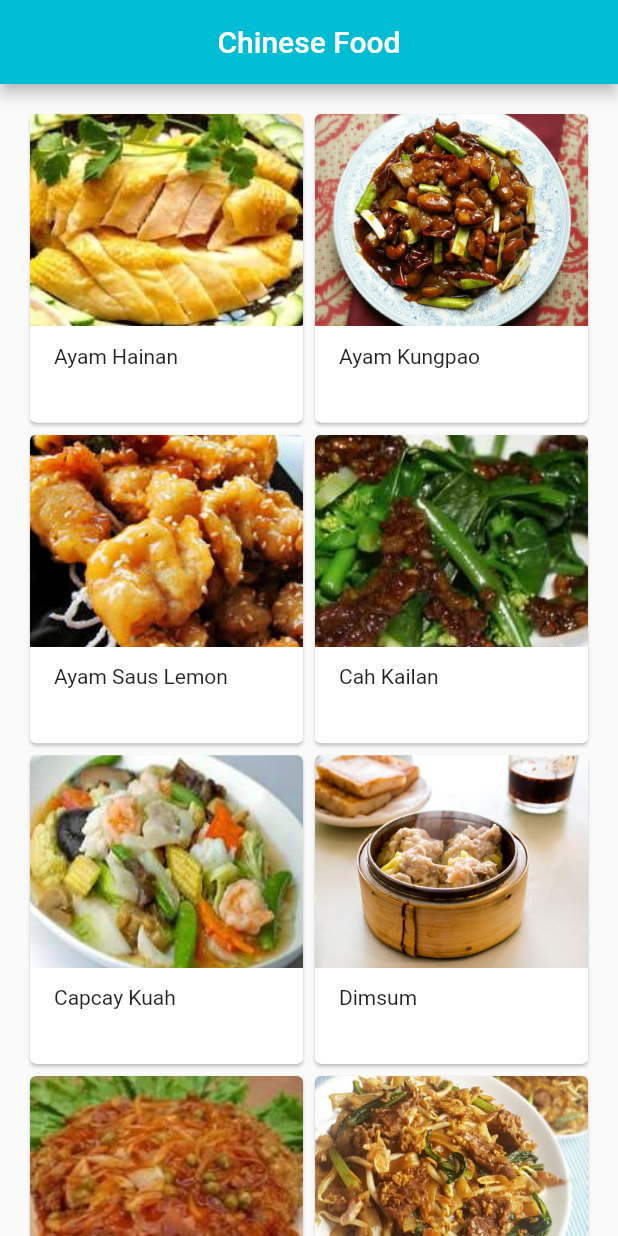
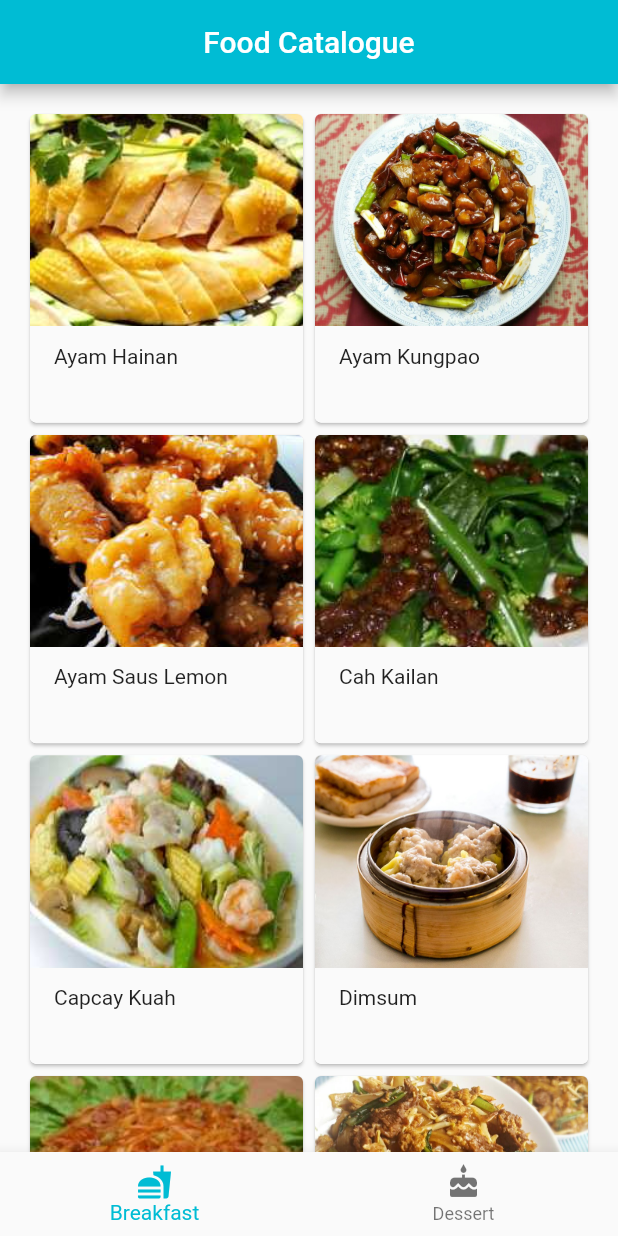
Before and after one commit to alvayonara/flutter-food-catalogue, a Flutter app: the screen it shows after launch, on a phone screen of 412 x 824 dp. Run offline on Flutter 3.47's test engine with Material 2 defaults, Android fonts, the phone set to English and light mode, and no system bars.

Commit message:
submission 2
all requirement completed.
(-) data for breakfast & dessert

```diff
--- /dev/null
+++ b/lib/breakfast/breakfast.dart
@@ -0,0 +1,74 @@
+import 'package:flutter/cupertino.dart';
+import 'package:flutter/material.dart';
+import 'package:flutter_submission_alvayonara/data/breakfastData.dart';
+import 'package:flutter_submission_alvayonara/model/breakfastModel.dart';
+
+import 'breakfastDetail.dart';
+
+class Breakfast extends StatelessWidget {
+  final List<breakfastModel> breakfastList = getBreakfastData();
+
+  List<Card> _buildGridBreakfast(BuildContext context) {
+    var count = breakfastList.length;
+
+    List<Card> card = List.generate(
+        count,
+        (int index) => Card(
+            clipBehavior: Clip.antiAlias,
+            child: Hero(
+                tag: breakfastList[index].name,
+                child: Material(
+                  child: InkWell(
+                    onTap: () {
+                      Navigator.push(
+                        context,
+                        MaterialPageRoute(
+                          builder: (context) => DetailScreen(
+                            name: breakfastList[index].name,
+                            image: breakfastList[index].image,
+                            ingredient: breakfastList[index].ingredient,
+                          ),
+                        ),
+                      );
+                    },
+                    child: Column(
+                      crossAxisAlignment: CrossAxisAlignment.start,
+                      children: <Widget>[
+                        AspectRatio(
+                          aspectRatio: 18.0 / 14.0,
+                          child: Image.asset(
+                            'assets/images/' + breakfastList[index].image,
+                            fit: BoxFit.fitWidth,
+                          ),
+                        ),
+                        Padding(
+                          padding: EdgeInsets.fromLTRB(16.0, 12.0, 16.0, 1.0),
+                          child: Column(
+                            crossAxisAlignment: CrossAxisAlignment.start,
+                            children: <Widget>[
+                              Text(
+                                breakfastList[index].name,
+                              ),
+                              SizedBox(height: 8.0),
+                            ],
+                          ),
+                        ),
+                      ],
+                    ),
+                  ),
+                ))));
+    return card;
+  }
+
+  @override
+  Widget build(BuildContext context) {
+    return Scaffold(
+      body: GridView.count(
+        crossAxisCount: 2,
+        padding: EdgeInsets.all(16.0),
+        childAspectRatio: 8.0 / 9.0,
+        children: _buildGridBreakfast(context),
+      ),
+    );
+  }
+}
--- /dev/null
+++ b/lib/breakfast/breakfastDetail.dart
@@ -0,0 +1,81 @@
+import 'package:flutter/cupertino.dart';
+import 'package:flutter/material.dart';
+
+class DetailScreen extends StatelessWidget {
+  DetailScreen({Key key, this.name, this.image, this.ingredient})
+      : super(key: key);
+  final String name, image, ingredient;
+
+  @override
+  Widget build(BuildContext context) {
+    final imageBreakfast = Hero(
+        tag: name,
+        child: Material(
+          child: InkWell(
+            child: Padding(
+              padding: EdgeInsets.all(16.0),
+              child: CircleAvatar(
+                radius: 72.0,
+                backgroundColor: Colors.transparent,
+                backgroundImage: AssetImage('assets/images/' + image),
+              ),
+            ),
+          ),
+        ));
+
+    final nameBreakfast = Padding(
+      padding: EdgeInsets.fromLTRB(8.0, 8.0, 8.0, 36.0),
+      child: Text(
+        name,
+        style: TextStyle(fontSize: 24.0, color: Colors.black54),
+      ),
+    );
+
+    final divider = Divider(
+      color: Colors.black12,
+    );
+
+    final ingredientBreakfastText = Padding(
+      padding: EdgeInsets.fromLTRB(8.0, 10.0, 8.0, 2.0),
+      child: Text(
+        'Ingredients',
+        style: TextStyle(
+            fontSize: 18.0, color: Colors.black38, fontWeight: FontWeight.bold),
+      ),
+    );
+
+    final ingredientBreakfast = Padding(
+        padding: EdgeInsets.all(24.0),
+        child: Text(
+          ingredient,
+          style: TextStyle(fontSize: 14.0, color: Colors.black54),
+        ));
+
+    final body = SingleChildScrollView(
+      child: Container(
+        width: MediaQuery.of(context).size.width,
+        padding: EdgeInsets.all(28.0),
+        child: Column(
+          children: <Widget>[
+            imageBreakfast,
+            nameBreakfast,
+            divider,
+            ingredientBreakfastText,
+            ingredientBreakfast,
+          ],
+        ),
+      ),
+    );
+
+    return Scaffold(
+      appBar: AppBar(
+          title: Text('Breakfast Details'),
+          backgroundColor: Colors.cyan,
+          leading: IconButton(
+            icon: Icon(Icons.arrow_back),
+            onPressed: () => Navigator.pop(context, false),
+          )),
+      body: body,
+    );
+  }
+}
--- a/lib/food_data.dart
+++ b/lib/data/breakfastData.dart
@@ -1,11 +1,11 @@
-import 'package:flutter_submission_alvayonara/model/food.dart';
+import 'package:flutter_submission_alvayonara/model/breakfastModel.dart';
 
-List<food> getFoodData() {
+List<breakfastModel> getBreakfastData() {
   return [
-    food(
-      nama: 'Ayam Hainan',
-      gambar: 'ayam-hainan.jpg',
-      bahanbaku: '1 ekor ayam kampung, bersihkan\n'
+    breakfastModel(
+      name: 'Ayam Hainan',
+      image: 'ayam-hainan.jpg',
+      ingredient: '1 ekor ayam kampung, bersihkan\n'
           '3 batang daun bawang merah\n'
           '5 cm jahe, memarkan\n'
           '5 siung bawang putih, cincang halus\n'
@@ -17,10 +17,10 @@ List<food> getFoodData() {
           '1 sdt penyedap rasa\n'
           '5 sdm minyak wijen\n',
     ),
-    food(
-      nama: 'Ayam Kungpao',
-      gambar: 'ayam-kungpao.jpg',
-      bahanbaku: '500 gram fillet dada ayam, potong dadu\n'
+    breakfastModel(
+      name: 'Ayam Kungpao',
+      image: 'ayam-kungpao.jpg',
+      ingredient: '500 gram fillet dada ayam, potong dadu\n'
           '1 buah jeruk nipis, peras airnya\n'
           '1 sdm kecap asin\n'
           '1 sdt merica bubuk\n'
@@ -31,10 +31,10 @@ List<food> getFoodData() {
           '1 buah paprika\n'
           'kacang mede atau kacang tanah, sangrai',
     ),
-    food(
-      nama: 'Ayam Saus Lemon',
-      gambar: 'ayam-saus-lemon.jpg',
-      bahanbaku: '500 gram daging dada ayam fillet, potong sesuai selera\n'
+    breakfastModel(
+      name: 'Ayam Saus Lemon',
+      image: 'ayam-saus-lemon.jpg',
+      ingredient: '500 gram daging dada ayam fillet, potong sesuai selera\n'
           '1 siung bawang putih, haluskan\n'
           '1 sdt garam\n'
           '1 sdt merica bubuk\n'
@@ -46,20 +46,20 @@ List<food> getFoodData() {
           'Minyak goreng secukupnya\n'
           '1 sdm wijen',
     ),
-    food(
-      nama: 'Cah Kailan',
-      gambar: 'cah-kailan.jpg',
-      bahanbaku:
+    breakfastModel(
+      name: 'Cah Kailan',
+      image: 'cah-kailan.jpg',
+      ingredient:
           '500 g kailan, kupas kulit batang yang keras, buang daun tua, potong 5 cm\n'
           '4 siung bawang putih, kupas, memarkan\n'
           '4 cm jahe, pukul sampai pecah\n'
           '100 ml kaldu\n'
           '2 sdm minyak goreng',
     ),
-    food(
-      nama: 'Capcay Kuah',
-      gambar: 'capcay-kuah.jpg',
-      bahanbaku: '50 gr wortel, iris serong tipis\n'
+    breakfastModel(
+      name: 'Capcay Kuah',
+      image: 'capcay-kuah.jpg',
+      ingredient: '50 gr wortel, iris serong tipis\n'
           '100 gr kembang kol, iris per kuntumnya\n'
           '100 gr daun kol, iris 3x3 cm\n'
           '100 gr jamur merang, belah dua tiap kuntumnya\n'
@@ -73,10 +73,10 @@ List<food> getFoodData() {
           '2 buah tomat, potong menjadi 4 bagian\n'
           '200 ml air',
     ),
-    food(
-      nama: 'Dimsum',
-      gambar: 'dimsum.jpg',
-      bahanbaku: '25 lembar kulit siomay siap pakai\n'
+    breakfastModel(
+      name: 'Dimsum',
+      image: 'dimsum.jpg',
+      ingredient: '25 lembar kulit siomay siap pakai\n'
           '300 gram daging ayam atau babi, giling\n'
           '150 gram udang kupas, cincang kasar\n'
           '1 sdt jahe yang sudah diparut halus\n'
@@ -90,10 +90,10 @@ List<food> getFoodData() {
           '1 buah telur, ambil putihnya saja\n'
           '1 sdm tepung sagu',
     ),
-    food(
-      nama: 'Fuyunghai',
-      gambar: 'fuyunghai.jpg',
-      bahanbaku: '5 butir telur ayam\n'
+    breakfastModel(
+      name: 'Fuyunghai',
+      image: 'fuyunghai.jpg',
+      ingredient: '5 butir telur ayam\n'
           '150 gram daging kepiting kalengan\n'
           '100 gram kol, iris halus\n'
           '2 siung bawang putih\n'
@@ -101,10 +101,10 @@ List<food> getFoodData() {
           '1 sdt garam\n'
           'Minyak untuk menggoreng',
     ),
-    food(
-      nama: 'Kwetiau Goreng',
-      gambar: 'kwetiaw-goreng.jpg',
-      bahanbaku: '4 siung bawang putih, cincang\n'
+    breakfastModel(
+      name: 'Kwetiau Goreng',
+      image: 'kwetiaw-goreng.jpg',
+      ingredient: '4 siung bawang putih, cincang\n'
           '4 siung bawang merah, cincang\n'
           '2 sdm akar ketumbar, cincang\n'
           '200 gr kwetiau kering, rendam air dingin 3 jam, tiriskan\n'
@@ -116,19 +116,19 @@ List<food> getFoodData() {
           '200 gr tauge\n'
           '50 gr kucai, iris 3cm',
     ),
-    food(
-      nama: 'Lamien Ayam Panggang',
-      gambar: 'lamien-ayam-panggang.jpg',
-      bahanbaku: '250 gram mie telur basah\n'
+    breakfastModel(
+      name: 'Lamien Ayam Panggang',
+      image: 'lamien-ayam-panggang.jpg',
+      ingredient: '250 gram mie telur basah\n'
           '1 ikat kecil baby pakchoy, cuci dengan air garam, tiriskan\n'
           '2 batang daun bawang kecil, iris tipis\n'
           '1 potong dada ayam, cuci bersih\n'
           '2 sdm angkak',
     ),
-    food(
-      nama: 'Lumpia Goreng',
-      gambar: 'lumpia-goreng.jpg',
-      bahanbaku: '10 lembar kulit lumpia\n'
+    breakfastModel(
+      name: 'Lumpia Goreng',
+      image: 'lumpia-goreng.jpg',
+      ingredient: '10 lembar kulit lumpia\n'
           '300 gr rebung siap pakai\n'
           '250 gr udang besar, bersihkan kulit, kepala dan ekornya\n'
           '3 butir telor, buat menjadi orak arik\n'
@@ -137,10 +137,10 @@ List<food> getFoodData() {
           '1 sdt garam\n'
           '1 sdt penyedap rasa',
     ),
-    food(
-      nama: 'Mie Goreng',
-      gambar: 'mie-goreng.jpg',
-      bahanbaku: '250 g mie telur kering\n'
+    breakfastModel(
+      name: 'Mie Goreng',
+      image: 'mie-goreng.jpg',
+      ingredient: '250 g mie telur kering\n'
           'daging ayam, potong dadu\n'
           '50 g udang, bersihkan\n'
           '3 sdm minyak untuk menumis\n'
@@ -153,19 +153,19 @@ List<food> getFoodData() {
           'Bawang merah goreng\n'
           'Acar timun',
     ),
-    food(
-      nama: 'Nasi Goreng Seafood',
-      gambar: 'nasi-goreng-seafood.jpg',
-      bahanbaku: '500 gram nasi putih\n'
+    breakfastModel(
+      name: 'Nasi Goreng Seafood',
+      image: 'nasi-goreng-seafood.jpg',
+      ingredient: '500 gram nasi putih\n'
           '200 gram cumi, potong memanjang\n'
           '150 gram udang kupas\n'
           '1 buah bawang bombay, iris memanjang\n'
           '2 sdm minyak',
     ),
-    food(
-      nama: 'Nasi Hainan',
-      gambar: 'nasi-hainan.jpg',
-      bahanbaku: '500 gram beras pulen\n'
+    breakfastModel(
+      name: 'Nasi Hainan',
+      image: 'nasi-hainan.jpg',
+      ingredient: '500 gram beras pulen\n'
           '5 sdm minyak goreng\n'
           '1 sdm mentega\n'
           '1 sdt minyak wijen\n'
@@ -174,17 +174,17 @@ List<food> getFoodData() {
           '500 gram ayam, potong 4\n'
           '1000 ml air',
     ),
-    food(
-      nama: 'Sup Wonton',
-      gambar: 'wonton-soup.jpg',
-      bahanbaku: '200 gram mi basah, seduh dengan air panas, tiriskan\n'
+    breakfastModel(
+      name: 'Sup Wonton',
+      image: 'wonton-soup.jpg',
+      ingredient: '200 gram mi basah, seduh dengan air panas, tiriskan\n'
           '1 batang daun bawang kecil, potong-potong 1 cm, untuk taburan\n'
           'saus sambal secukupnya',
     ),
-    food(
-      nama: 'Udang Asam Manis',
-      gambar: 'udang-asam-manis.jpg',
-      bahanbaku: '300 gram udang ukuran sedang, belah punggungnya\n'
+    breakfastModel(
+      name: 'Udang Asam Manis',
+      image: 'udang-asam-manis.jpg',
+      ingredient: '300 gram udang ukuran sedang, belah punggungnya\n'
           '2 siung bawang putih, cacah halus\n'
           '1 cabai merah besar, iris tipis\n'
           '1 buah jeruk nipis, peras airnya\n'
--- a/lib/main.dart
+++ b/lib/main.dart
@@ -1,161 +1,60 @@
 import 'package:flutter/material.dart';
 
-import 'package:flutter_submission_alvayonara/food_data.dart';
-import 'package:flutter_submission_alvayonara/model/food.dart';
+import 'breakfast/breakfast.dart';
 
 void main() => runApp(MyApp());
 
 class MyApp extends StatelessWidget {
   @override
   Widget build(BuildContext context) {
-    return new MaterialApp(
-      home: new Home(),
+    return MaterialApp(
+      home: Main(),
     );
   }
 }
 
-class Home extends StatelessWidget {
-  List<food> foods = getFoodData();
+class Main extends StatefulWidget {
+  Main({Key key}) : super(key: key);
 
-  List<Card> _buildGridFood(BuildContext context) {
-    var count = foods.length;
+  @override
+  _MainState createState() => _MainState();
+}
 
-    List<Card> card = List.generate(
-        count,
-        (int index) => Card(
-              clipBehavior: Clip.antiAlias,
-              child: InkWell(
-                onTap: () {
-                  Navigator.push(
-                    context,
-                    MaterialPageRoute(
-                      builder: (context) => DetailScreen(
-                            nama: foods[index].nama,
-                            gambar: foods[index].gambar,
-                            bahanbaku: foods[index].bahanbaku,
-                          ),
-                    ),
-                  );
-                },
-                child: Column(
-                  crossAxisAlignment: CrossAxisAlignment.start,
-                  children: <Widget>[
-                    AspectRatio(
-                      aspectRatio: 18.0 / 14.0,
-                      child: Image.asset(
-                        'assets/images/' + foods[index].gambar,
-                        fit: BoxFit.fitWidth,
-                      ),
-                    ),
-                    Padding(
-                      padding: EdgeInsets.fromLTRB(16.0, 12.0, 16.0, 1.0),
-                      child: Column(
-                        crossAxisAlignment: CrossAxisAlignment.start,
-                        children: <Widget>[
-                          Text(
-                            foods[index].nama,
-                          ),
-                          SizedBox(height: 8.0),
-                        ],
-                      ),
-                    ),
-                  ],
-                ),
-              ),
-            ));
-    return card;
-  }
+class _MainState extends State<Main> {
+  int _indexSelected = 0;
+  final _widgetOptions = [
+    Breakfast(),
+    Text('Index 1: Dessert'),
+  ];
 
   @override
   Widget build(BuildContext context) {
-    return new Scaffold(
-      appBar: new AppBar(
-        title: const Text('Chinese Food'),
+    return Scaffold(
+      appBar: AppBar(
+        title: const Text('Food Catalogue'),
         backgroundColor: Colors.cyan,
         centerTitle: true,
       ),
-      body: GridView.count(
-        crossAxisCount: 2,
-        padding: EdgeInsets.all(16.0),
-        childAspectRatio: 8.0 / 9.0,
-        children: _buildGridFood(context),
+      body: Center(
+        child: _widgetOptions.elementAt(_indexSelected),
+      ),
+      bottomNavigationBar: BottomNavigationBar(
+        items: <BottomNavigationBarItem>[
+          BottomNavigationBarItem(
+              icon: Icon(Icons.fastfood), title: Text('Breakfast')),
+          BottomNavigationBarItem(
+              icon: Icon(Icons.cake), title: Text('Dessert')),
+        ],
+        currentIndex: _indexSelected,
+        fixedColor: Colors.cyan,
+        onTap: _onItemTapped,
       ),
     );
   }
-}
 
-class DetailScreen extends StatelessWidget {
-  DetailScreen({Key key, this.nama, this.gambar, this.bahanbaku})
-      : super(key: key);
-  final String nama, gambar, bahanbaku;
-
-  @override
-  Widget build(BuildContext context) {
-    final imageFood = Hero(
-      tag: 'hero',
-      child: Padding(
-        padding: EdgeInsets.all(16.0),
-        child: CircleAvatar(
-          radius: 72.0,
-          backgroundColor: Colors.transparent,
-          backgroundImage: AssetImage('assets/images/' + gambar),
-        ),
-      ),
-    );
-
-    final nameFood = Padding(
-      padding: EdgeInsets.fromLTRB(8.0, 8.0, 8.0, 36.0),
-      child: Text(
-        nama,
-        style: TextStyle(fontSize: 24.0, color: Colors.black54),
-      ),
-    );
-
-    final divider = new Divider(
-      color: Colors.black12,
-    );
-
-    final bahanFoodText = Padding(
-      padding: EdgeInsets.fromLTRB(8.0, 10.0, 8.0, 2.0),
-      child: Text(
-        'Informasi Bahan',
-        style: TextStyle(
-            fontSize: 18.0, color: Colors.black38, fontWeight: FontWeight.bold),
-      ),
-    );
-
-    final bahanFood = Padding(
-        padding: EdgeInsets.all(24.0),
-        child: Text(
-          bahanbaku,
-          style: TextStyle(fontSize: 14.0, color: Colors.black54),
-        ));
-
-    final body = SingleChildScrollView(
-      child: Container(
-        width: MediaQuery.of(context).size.width,
-        padding: EdgeInsets.all(28.0),
-        child: Column(
-          children: <Widget>[
-            imageFood,
-            nameFood,
-            divider,
-            bahanFoodText,
-            bahanFood
-          ],
-        ),
-      ),
-    );
-
-    return Scaffold(
-      appBar: AppBar(
-          title: Text('Food Details'),
-          backgroundColor: Colors.cyan,
-          leading: IconButton(
-            icon: Icon(Icons.arrow_back),
-            onPressed: () => Navigator.pop(context, false),
-          )),
-      body: body,
-    );
+  void _onItemTapped(int index) {
+    setState(() {
+      _indexSelected = index;
+    });
   }
 }
--- /dev/null
+++ b/lib/model/breakfastModel.dart
@@ -0,0 +1,9 @@
+class breakfastModel {
+  final String name, image, ingredient;
+
+  const breakfastModel({
+    this.name,
+    this.image,
+    this.ingredient,
+  });
+}
--- a/lib/model/food.dart
+++ /dev/null
@@ -1,9 +0,0 @@
-class food {
-  final String nama, gambar, bahanbaku;
-
-  const food({
-    this.nama,
-    this.gambar,
-    this.bahanbaku,
-  });
-}
```
Also changed, not shown: pubspec.lock, 6 other files.
